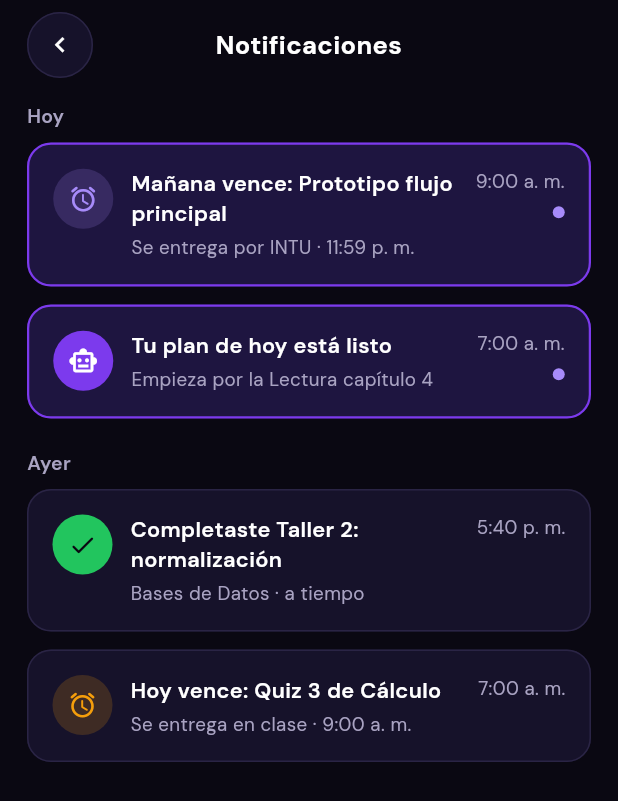
After one commit to JmDavid1x/StudyFlow, a Flutter app: the NotificationsScreen screen opened by its route, on a phone screen of 412 x 824 dp. The commit adds this screen. Shown: the top 801 px of the screen. Run offline on Flutter 3.47's test engine with Material 3 defaults, Android fonts, the phone set to English and light mode, and no system bars; our stand-ins replace google_fonts.

Commit message:
feat(inicio): notificaciones agrupadas por día (Figma 13)

```diff
--- /dev/null
+++ b/lib/features/home/ui/screens/notifications_screen.dart
@@ -0,0 +1,91 @@
+import 'package:flutter/material.dart';
+
+import 'package:studyflow/core/design_system/design_system.dart';
+import 'package:studyflow/core/navigation/app_routes.dart';
+import 'package:studyflow/features/home/ui/widgets/demo_notifications.dart';
+import 'package:studyflow/features/home/ui/widgets/notification_tile.dart';
+
+/// Notificaciones (Figma 13): avisos agrupados por día. Tocar un aviso lo
+/// marca como leído y abre lo que menciona; deslizarlo lo quita.
+class NotificationsScreen extends StatefulWidget {
+  const NotificationsScreen({super.key});
+
+  @override
+  State<NotificationsScreen> createState() => _NotificationsScreenState();
+}
+
+class _NotificationsScreenState extends State<NotificationsScreen> {
+  /// Solo interfaz: en el Sprint 2 esto se guarda en Supabase.
+  final Set<String> _read = {};
+  final Set<String> _removed = {};
+
+  void _open(DemoNotification notification) {
+    setState(() => _read.add(notification.id));
+    final route = notification.route;
+    if (route != null) Navigator.pushNamed(context, route, arguments: notification.task);
+  }
+
+  @override
+  Widget build(BuildContext context) {
+    final visible = DemoNotifications.all.where((n) => !_removed.contains(n.id)).toList();
+
+    return Scaffold(
+      body: SafeArea(
+        child: Column(
+          children: [
+            const SfScreenHeader(title: 'Notificaciones'),
+            Expanded(
+              child: visible.isEmpty
+                  ? Center(
+                      child: SingleChildScrollView(
+                        child: SfEmptyState(
+                          icon: Icons.notifications_none_rounded,
+                          title: 'Estás al día',
+                          message: 'Aquí te avisamos cuando algo esté por vencer o tu plan del día esté listo.',
+                          actionLabel: 'Volver al inicio',
+                          onAction: () => Navigator.pushNamedAndRemoveUntil(
+                            context,
+                            AppRoutes.main,
+                            (_) => false,
+                            arguments: AppTabs.home,
+                          ),
+                        ),
+                      ),
+                    )
+                  : ListView(
+                      padding: const EdgeInsets.fromLTRB(SfSpacing.screen, 0, SfSpacing.screen, SfSpacing.lg),
+                      children: [
+                        for (final day in DemoNotifications.days)
+                          if (visible.any((n) => n.day == day)) ...[
+                            const SizedBox(height: SfSpacing.xs),
+                            Text(day, style: SfTypography.label),
+                            const SizedBox(height: SfSpacing.xs),
+                            for (final notification in visible.where((n) => n.day == day))
+                              Padding(
+                                padding: const EdgeInsets.only(bottom: SfSpacing.sm),
+                                child: Dismissible(
+                                  key: ValueKey(notification.id),
+                                  direction: DismissDirection.endToStart,
+                                  onDismissed: (_) => setState(() => _removed.add(notification.id)),
+                                  background: Container(
+                                    alignment: Alignment.centerRight,
+                                    padding: const EdgeInsets.only(right: SfSpacing.lg),
+                                    child: const Icon(Icons.delete_outline_rounded, color: SfColors.danger),
+                                  ),
+                                  child: NotificationTile(
+                                    notification: notification,
+                                    unread: notification.unread && !_read.contains(notification.id),
+                                    onTap: () => _open(notification),
+                                  ),
+                                ),
+                              ),
+                          ],
+                      ],
+                    ),
+            ),
+          ],
+        ),
+      ),
+    );
+  }
+}
--- /dev/null
+++ b/lib/features/home/ui/widgets/demo_notifications.dart
@@ -0,0 +1,100 @@
+import 'package:flutter/material.dart';
+
+import 'package:studyflow/core/demo/demo_data.dart';
+import 'package:studyflow/core/design_system/design_system.dart';
+import 'package:studyflow/core/navigation/app_routes.dart';
+
+/// Un aviso de Notificaciones (Figma 13).
+class DemoNotification {
+  const DemoNotification({
+    required this.id,
+    required this.day,
+    required this.icon,
+    required this.color,
+    required this.title,
+    required this.message,
+    required this.time,
+    this.filled = false,
+    this.unread = false,
+    this.route,
+    this.taskTitle,
+  });
+
+  final String id;
+
+  /// "Hoy" o "Ayer": el grupo donde se muestra.
+  final String day;
+  final IconData icon;
+  final Color color;
+
+  /// Ícono sobre fondo de color sólido; si no, sobre el color suave.
+  final bool filled;
+  final String title;
+  final String message;
+
+  /// "9:00 a. m."
+  final String time;
+  final bool unread;
+
+  /// A dónde lleva al tocarlo. Null si solo se marca como leído.
+  final String? route;
+
+  /// Tarea de DemoData que se pasa como argumento a [route].
+  final String? taskTitle;
+
+  DemoTask? get task => taskTitle == null ? null : DemoData.tasks.firstWhere((task) => task.title == taskTitle);
+}
+
+/// Los avisos del prototipo, tal cual Figma 13. En el Sprint 2 llegan de
+/// Supabase.
+abstract final class DemoNotifications {
+  static const days = ['Hoy', 'Ayer'];
+
+  static const all = <DemoNotification>[
+    DemoNotification(
+      id: 'vence-prototipo',
+      day: 'Hoy',
+      icon: Icons.alarm_rounded,
+      color: SfColors.primaryLight,
+      title: 'Mañana vence: Prototipo flujo principal',
+      message: 'Se entrega por INTU · 11:59 p. m.',
+      time: '9:00 a. m.',
+      unread: true,
+      route: AppRoutes.taskDetail,
+      taskTitle: 'Prototipo flujo principal',
+    ),
+    DemoNotification(
+      id: 'plan-de-hoy',
+      day: 'Hoy',
+      icon: Icons.smart_toy_outlined,
+      color: SfColors.primary,
+      filled: true,
+      title: 'Tu plan de hoy está listo',
+      message: 'Empieza por la Lectura capítulo 4',
+      time: '7:00 a. m.',
+      unread: true,
+      route: AppRoutes.assistant,
+    ),
+    DemoNotification(
+      id: 'completaste-taller-2',
+      day: 'Ayer',
+      icon: Icons.check_rounded,
+      color: SfColors.success,
+      filled: true,
+      title: 'Completaste Taller 2: normalización',
+      message: 'Bases de Datos · a tiempo',
+      time: '5:40 p. m.',
+      route: AppRoutes.taskDetail,
+      taskTitle: 'Taller 2: normalización',
+    ),
+    DemoNotification(
+      id: 'vence-quiz-3',
+      day: 'Ayer',
+      icon: Icons.alarm_rounded,
+      color: SfColors.warning,
+      title: 'Hoy vence: Quiz 3 de Cálculo',
+      message: 'Se entrega en clase · 9:00 a. m.',
+      time: '7:00 a. m.',
+    ),
+  ];
+}
--- /dev/null
+++ b/lib/features/home/ui/widgets/notification_tile.dart
@@ -0,0 +1,76 @@
+import 'package:flutter/material.dart';
+
+import 'package:studyflow/core/design_system/design_system.dart';
+import 'package:studyflow/features/home/ui/widgets/demo_notifications.dart';
+
+/// Fila de un aviso (Figma 13). Los no leídos se destacan en violeta y
+/// llevan un punto a la derecha.
+class NotificationTile extends StatelessWidget {
+  const NotificationTile({
+    super.key,
+    required this.notification,
+    required this.unread,
+    required this.onTap,
+  });
+
+  final DemoNotification notification;
+  final bool unread;
+  final VoidCallback onTap;
+
+  @override
+  Widget build(BuildContext context) {
+    final color = notification.color;
+    final iconSize = SfSpacing.xl + SfSpacing.xs;
+    return SfCard(
+      highlighted: unread,
+      onTap: onTap,
+      padding: const EdgeInsets.all(SfSpacing.md),
+      child: Row(
+        crossAxisAlignment: CrossAxisAlignment.start,
+        children: [
+          Container(
+            width: iconSize,
+            height: iconSize,
+            decoration: BoxDecoration(
+              color: notification.filled ? color : color.withValues(alpha: 0.18),
+              shape: BoxShape.circle,
+            ),
+            child: Icon(
+              notification.icon,
+              size: SfSpacing.lg - SfSpacing.xxs,
+              color: notification.filled
+                  ? (color == SfColors.primary ? SfColors.textPrimary : SfColors.background)
+                  : color,
+            ),
+          ),
+          const SizedBox(width: SfSpacing.sm),
+          Expanded(
+            child: Column(
+              crossAxisAlignment: CrossAxisAlignment.start,
+              children: [
+                Text(notification.title, style: SfTypography.bodyStrong),
+                const SizedBox(height: SfSpacing.xxs),
+                Text(notification.message, style: SfTypography.caption),
+              ],
+            ),
+          ),
+          const SizedBox(width: SfSpacing.xs),
+          Column(
+            crossAxisAlignment: CrossAxisAlignment.end,
+            children: [
+              Text(notification.time, style: SfTypography.caption),
+              if (unread) ...[
+                const SizedBox(height: SfSpacing.xs),
+                Container(
+                  width: SfSpacing.xs,
+                  height: SfSpacing.xs,
+                  decoration: const BoxDecoration(color: SfColors.primaryLight, shape: BoxShape.circle),
+                ),
+              ],
+            ],
+          ),
+        ],
+      ),
+    );
+  }
+}
--- a/lib/features/tasks/tasks_routes.dart
+++ b/lib/features/tasks/tasks_routes.dart
@@ -1,8 +1,7 @@
 import 'package:flutter/widgets.dart';
 
 import 'package:studyflow/core/navigation/app_routes.dart';
-import 'package:studyflow/core/navigation/placeholder_screen.dart';
-import 'package:studyflow/core/navigation/team.dart';
+import 'package:studyflow/features/home/ui/screens/notifications_screen.dart';
 import 'package:studyflow/features/tasks/ui/screens/exam_detail_screen.dart';
 import 'package:studyflow/features/tasks/ui/screens/task_detail_screen.dart';
 
@@ -11,7 +10,7 @@ import 'package:studyflow/features/tasks/ui/screens/task_detail_screen.dart';
 /// Cuando termines una pantalla, cambia su PlaceholderScreen por tu pantalla.
 /// Solo tú editas este archivo, así no hay conflictos con el resto del equipo.
 final Map<String, WidgetBuilder> tasksRoutes = {
-  AppRoutes.notifications: (_) => const PlaceholderScreen(figma: '13', title: 'Notificaciones', owner: Team.p3),
+  AppRoutes.notifications: (_) => const NotificationsScreen(),
   AppRoutes.taskDetail: (_) => const TaskDetailScreen(),
   AppRoutes.examDetail: (_) => const ExamDetailScreen(),
 };
```
